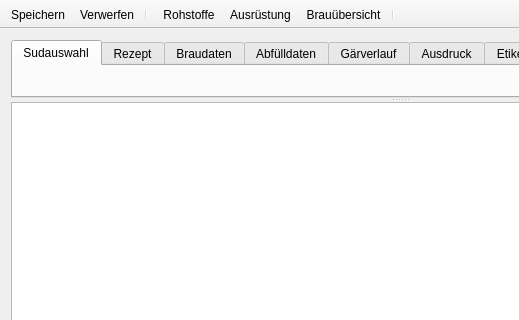
Qt form kleiner-brauhelfer/mainwindow.ui (kleiner-brauhelfer/kleiner-brauhelfer-2) before a commit; both pictures show x 0 to 519 and y 0 to 320 of the 800 by 500 pixel window.
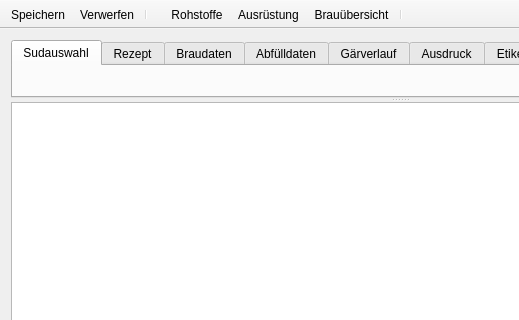
The same form after that commit. Icons and pictures are not drawn. Custom widgets are drawn as their Qt base class.

```diff
--- a/kleiner-brauhelfer/mainwindow.ui
+++ b/kleiner-brauhelfer/mainwindow.ui
@@ -182,6 +182,26 @@
    <addaction name="actionVerwerfen"/>
    <addaction name="separator"/>
   </widget>
+  <widget class="QToolBar" name="toolBarSudauswahl">
+   <property name="movable">
+    <bool>false</bool>
+   </property>
+   <property name="iconSize">
+    <size>
+     <width>16</width>
+     <height>16</height>
+    </size>
+   </property>
+   <property name="toolButtonStyle">
+    <enum>Qt::ToolButtonStyle::ToolButtonTextUnderIcon</enum>
+   </property>
+   <attribute name="toolBarArea">
+    <enum>TopToolBarArea</enum>
+   </attribute>
+   <attribute name="toolBarBreak">
+    <bool>false</bool>
+   </attribute>
+  </widget>
   <widget class="QToolBar" name="toolBarDialogs">
    <property name="windowTitle">
     <string>toolBar_2</string>
@@ -209,26 +229,6 @@
    <addaction name="actionBrauUebersicht"/>
    <addaction name="separator"/>
   </widget>
-  <widget class="QToolBar" name="toolBarSudauswahl">
-   <property name="movable">
-    <bool>false</bool>
-   </property>
-   <property name="iconSize">
-    <size>
-     <width>16</width>
-     <height>16</height>
-    </size>
-   </property>
-   <property name="toolButtonStyle">
-    <enum>Qt::ToolButtonStyle::ToolButtonTextUnderIcon</enum>
-   </property>
-   <attribute name="toolBarArea">
-    <enum>TopToolBarArea</enum>
-   </attribute>
-   <attribute name="toolBarBreak">
-    <bool>false</bool>
-   </attribute>
-  </widget>
   <widget class="QToolBar" name="toolBarHelp">
    <property name="windowTitle">
     <string>toolBar_2</string>
```
Left out of the diff: 81 changed lines with no effect on the pictures.
